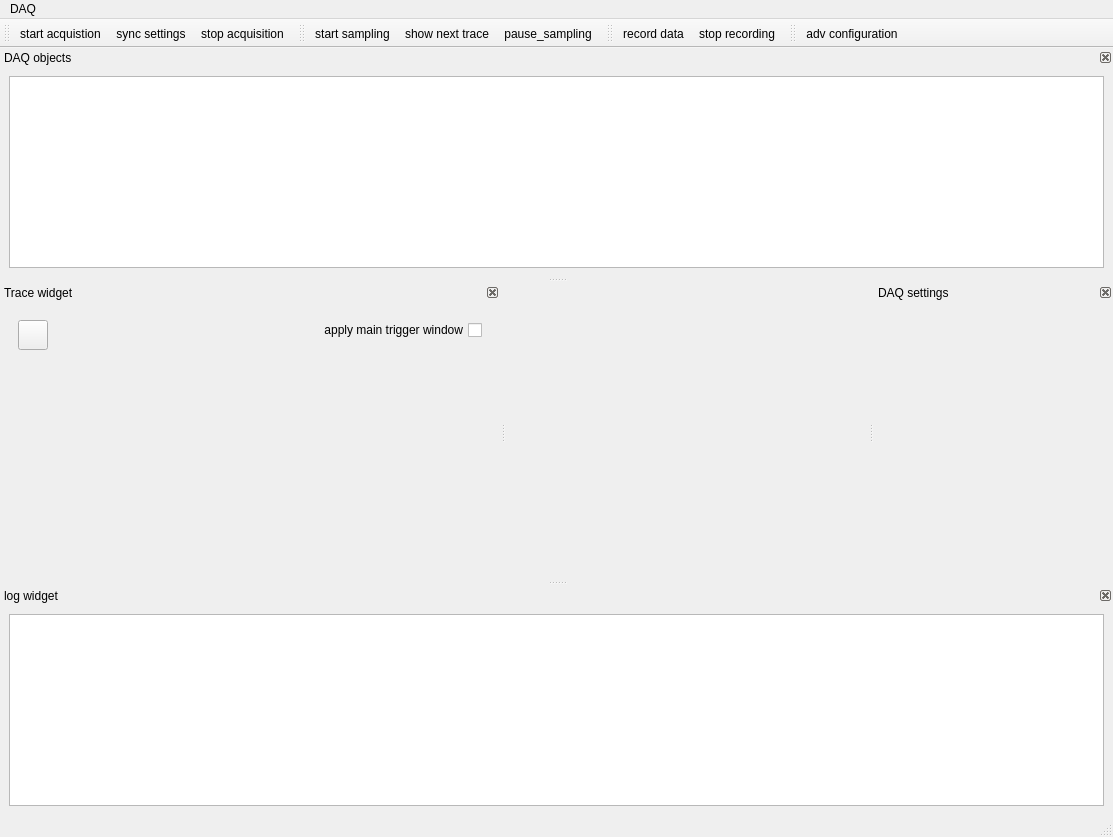
Old version of the form cronoacqdlg.ui in the repository fsch-d/cronoacq.
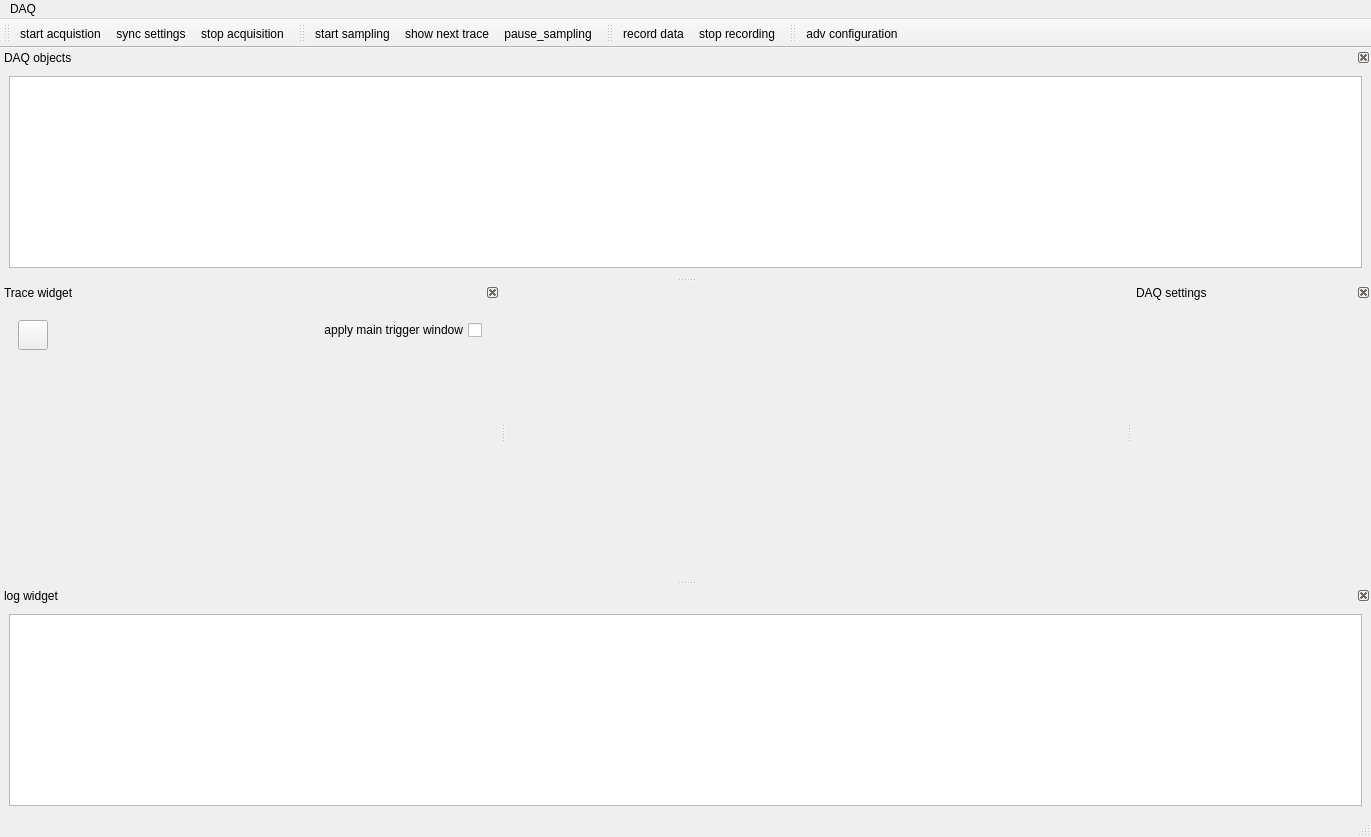
New version of the form. Icons and pictures are not drawn. Custom widgets are drawn as their Qt base class.

Diff of the .ui file:
```diff
--- a/cronoacqdlg.ui
+++ b/cronoacqdlg.ui
@@ -9,7 +9,7 @@
    <rect>
     <x>0</x>
     <y>0</y>
-    <width>1113</width>
+    <width>1371</width>
     <height>837</height>
    </rect>
   </property>
@@ -139,7 +139,7 @@
     </layout>
    </widget>
   </widget>
-  <widget class="QToolBar" name="toolBar">
+  <widget class="QToolBar" name="toolBar_2">
    <property name="windowTitle">
     <string>toolBar</string>
    </property>
@@ -153,20 +153,6 @@
    <addaction name="actionrestart_acquisition"/>
    <addaction name="actionstop_acquisition"/>
   </widget>
-  <widget class="QToolBar" name="toolBar_2">
-   <property name="windowTitle">
-    <string>toolBar_2</string>
-   </property>
-   <attribute name="toolBarArea">
-    <enum>TopToolBarArea</enum>
-   </attribute>
-   <attribute name="toolBarBreak">
-    <bool>false</bool>
-   </attribute>
-   <addaction name="actionstart_sampling"/>
-   <addaction name="actionsingle_sampling"/>
-   <addaction name="actionpause_sampling"/>
-  </widget>
   <widget class="QDockWidget" name="TracedockWidget">
    <property name="sizePolicy">
     <sizepolicy hsizetype="Maximum" vsizetype="Maximum">
@@ -286,8 +272,9 @@
    <attribute name="toolBarBreak">
     <bool>false</bool>
    </attribute>
-   <addaction name="actionrecord_data"/>
-   <addaction name="actionstop_recording"/>
+   <addaction name="actionstart_sampling"/>
+   <addaction name="actionsingle_sampling"/>
+   <addaction name="actionpause_sampling"/>
   </widget>
   <widget class="QToolBar" name="toolBar_4">
    <property name="windowTitle">
@@ -299,14 +286,15 @@
    <attribute name="toolBarBreak">
     <bool>false</bool>
    </attribute>
-   <addaction name="actionadv_configuration"/>
+   <addaction name="actionrecord_data"/>
+   <addaction name="actionstop_recording"/>
   </widget>
   <widget class="QMenuBar" name="menuBar">
    <property name="geometry">
     <rect>
      <x>0</x>
      <y>0</y>
-     <width>1113</width>
+     <width>1371</width>
      <height>22</height>
     </rect>
    </property>
@@ -329,6 +317,18 @@
    </widget>
    <addaction name="menuDAQ"/>
   </widget>
+  <widget class="QToolBar" name="toolBar_5">
+   <property name="windowTitle">
+    <string>toolBar_5</string>
+   </property>
+   <attribute name="toolBarArea">
+    <enum>TopToolBarArea</enum>
+   </attribute>
+   <attribute name="toolBarBreak">
+    <bool>false</bool>
+   </attribute>
+   <addaction name="actionadv_configuration"/>
+  </widget>
   <action name="actionstart_acquistion">
    <property name="icon">
     <iconset resource="cronoacq_ressources.qrc">
```
Left out of the diff: 27 changed lines with no effect on the pictures.
